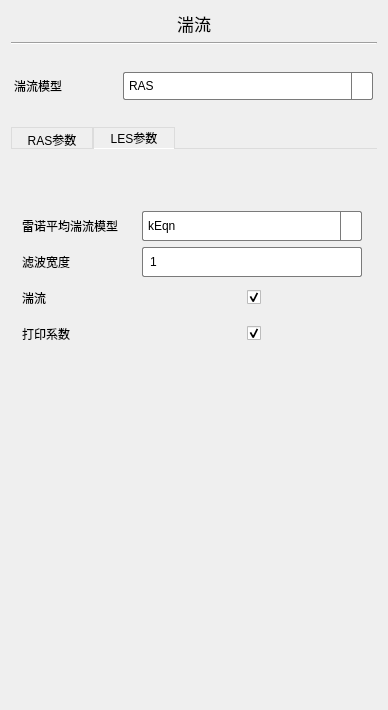
First picture: the form in src/FormTurbulence.ui, repository Aiopr-bits/MAVES, before the edit.
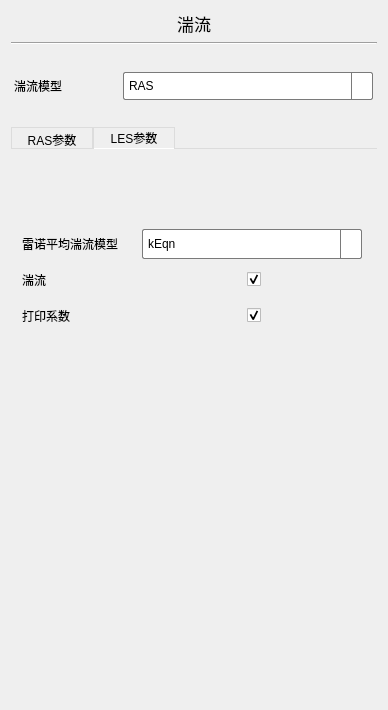
Second picture: the form after the edit. Icons and pictures are not drawn.

```diff
--- a/src/FormTurbulence.ui
+++ b/src/FormTurbulence.ui
@@ -546,25 +546,6 @@
            <property name="horizontalSpacing">
             <number>20</number>
            </property>
-           <item row="0" column="0">
-            <widget class="QLabel" name="label_9">
-             <property name="minimumSize">
-              <size>
-               <width>100</width>
-               <height>30</height>
-              </size>
-             </property>
-             <property name="maximumSize">
-              <size>
-               <width>100</width>
-               <height>30</height>
-              </size>
-             </property>
-             <property name="text">
-              <string>雷诺平均湍流模型</string>
-             </property>
-            </widget>
-           </item>
            <item row="0" column="1">
             <widget class="QComboBox" name="comboBox_4">
              <property name="minimumSize">
@@ -714,56 +695,6 @@
             </widget>
            </item>
            <item row="1" column="0">
-            <widget class="QLabel" name="label_18">
-             <property name="minimumSize">
-              <size>
-               <width>100</width>
-               <height>30</height>
-              </size>
-             </property>
-             <property name="maximumSize">
-              <size>
-               <width>100</width>
-               <height>30</height>
-              </size>
-             </property>
-             <property name="text">
-              <string>滤波宽度</string>
-             </property>
-            </widget>
-           </item>
-           <item row="1" column="1">
-            <widget class="QLineEdit" name="lineEdit">
-             <property name="minimumSize">
-              <size>
-               <width>220</width>
-               <height>30</height>
-              </size>
-             </property>
-             <property name="maximumSize">
-              <size>
-               <width>220</width>
-               <height>30</height>
-              </size>
-             </property>
-             <property name="styleSheet">
-              <string notr="true">QLineEdit {
-    background-color: rgb(255, 255, 255); /* 背景色 */
-    border: 1px solid rgb(122, 122, 122); /* 边框色 */
-    border-radius: 2px; /* 圆角边框 */
-    padding: 5px; /* 内边距 */
-}
-
-QLineEdit:hover {
-    border: 1px solid rgb(23, 23, 23); 
-}</string>
-             </property>
-             <property name="text">
-              <string>1</string>
-             </property>
-            </widget>
-           </item>
-           <item row="2" column="0">
             <widget class="QLabel" name="label_10">
              <property name="minimumSize">
               <size>
@@ -783,6 +714,52 @@
             </widget>
            </item>
            <item row="2" column="1">
+            <layout class="QHBoxLayout" name="horizontalLayout_5">
+             <item>
+              <spacer name="horizontalSpacer_7">
+               <property name="orientation">
+                <enum>Qt::Horizontal</enum>
+               </property>
+               <property name="sizeHint" stdset="0">
+                <size>
+                 <width>40</width>
+                 <height>20</height>
+                </size>
+               </property>
+              </spacer>
+             </item>
+             <item>
+              <widget class="QCheckBox" name="checkBox_6">
+               <property name="sizePolicy">
+                <sizepolicy hsizetype="Fixed" vsizetype="Fixed">
+                 <horstretch>0</horstretch>
+                 <verstretch>0</verstretch>
+                </sizepolicy>
+               </property>
+               <property name="text">
+                <string/>
+               </property>
+               <property name="checked">
+                <bool>true</bool>
+               </property>
+              </widget>
+             </item>
+             <item>
+              <spacer name="horizontalSpacer_8">
+               <property name="orientation">
+                <enum>Qt::Horizontal</enum>
+               </property>
+               <property name="sizeHint" stdset="0">
+                <size>
+                 <width>40</width>
+                 <height>20</height>
+                </size>
+               </property>
+              </spacer>
+             </item>
+            </layout>
+           </item>
+           <item row="1" column="1">
             <layout class="QHBoxLayout" name="horizontalLayout_4">
              <item>
               <spacer name="horizontalSpacer_5">
@@ -828,7 +805,7 @@
              </item>
             </layout>
            </item>
-           <item row="3" column="0">
+           <item row="2" column="0">
             <widget class="QLabel" name="label_11">
              <property name="minimumSize">
               <size>
@@ -847,51 +824,24 @@
              </property>
             </widget>
            </item>
-           <item row="3" column="1">
-            <layout class="QHBoxLayout" name="horizontalLayout_5">
-             <item>
-              <spacer name="horizontalSpacer_7">
-               <property name="orientation">
-                <enum>Qt::Horizontal</enum>
-               </property>
-               <property name="sizeHint" stdset="0">
-                <size>
-                 <width>40</width>
-                 <height>20</height>
-                </size>
-               </property>
-              </spacer>
-             </item>
-             <item>
-              <widget class="QCheckBox" name="checkBox_6">
-               <property name="sizePolicy">
-                <sizepolicy hsizetype="Fixed" vsizetype="Fixed">
-                 <horstretch>0</horstretch>
-                 <verstretch>0</verstretch>
-                </sizepolicy>
-               </property>
-               <property name="text">
-                <string/>
-               </property>
-               <property name="checked">
-                <bool>true</bool>
-               </property>
-              </widget>
-             </item>
-             <item>
-              <spacer name="horizontalSpacer_8">
-               <property name="orientation">
-                <enum>Qt::Horizontal</enum>
-               </property>
-               <property name="sizeHint" stdset="0">
-                <size>
-                 <width>40</width>
-                 <height>20</height>
-                </size>
-               </property>
-              </spacer>
-             </item>
-            </layout>
+           <item row="0" column="0">
+            <widget class="QLabel" name="label_9">
+             <property name="minimumSize">
+              <size>
+               <width>100</width>
+               <height>30</height>
+              </size>
+             </property>
+             <property name="maximumSize">
+              <size>
+               <width>100</width>
+               <height>30</height>
+              </size>
+             </property>
+             <property name="text">
+              <string>雷诺平均湍流模型</string>
+             </property>
+            </widget>
            </item>
           </layout>
          </item>
```
